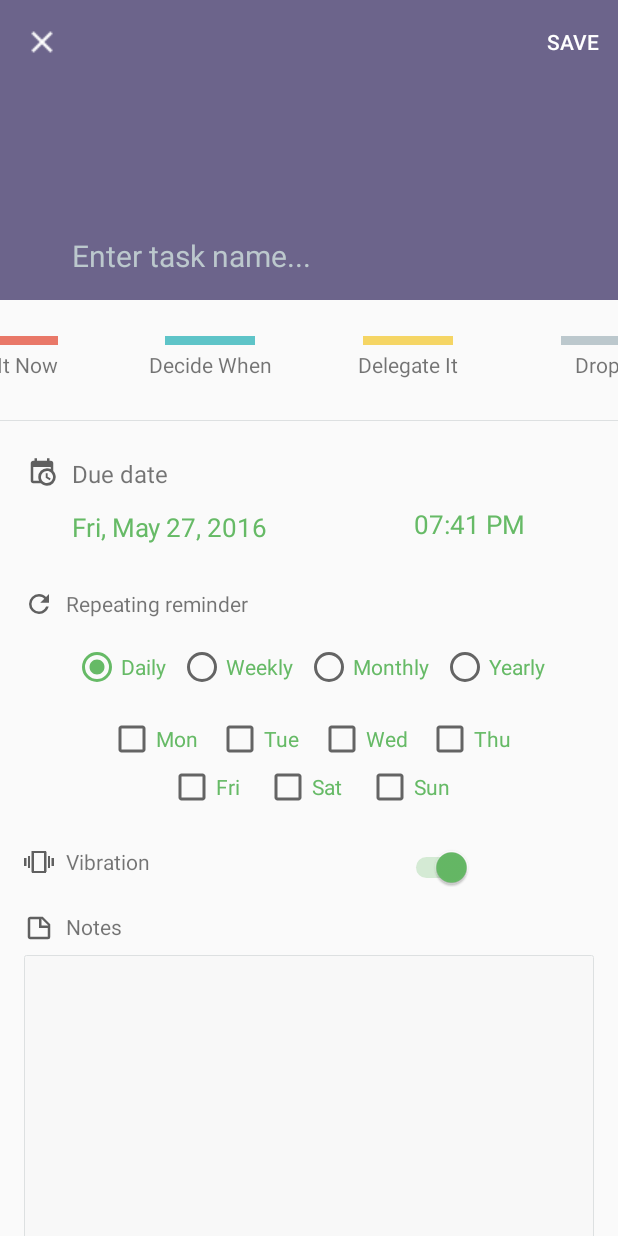
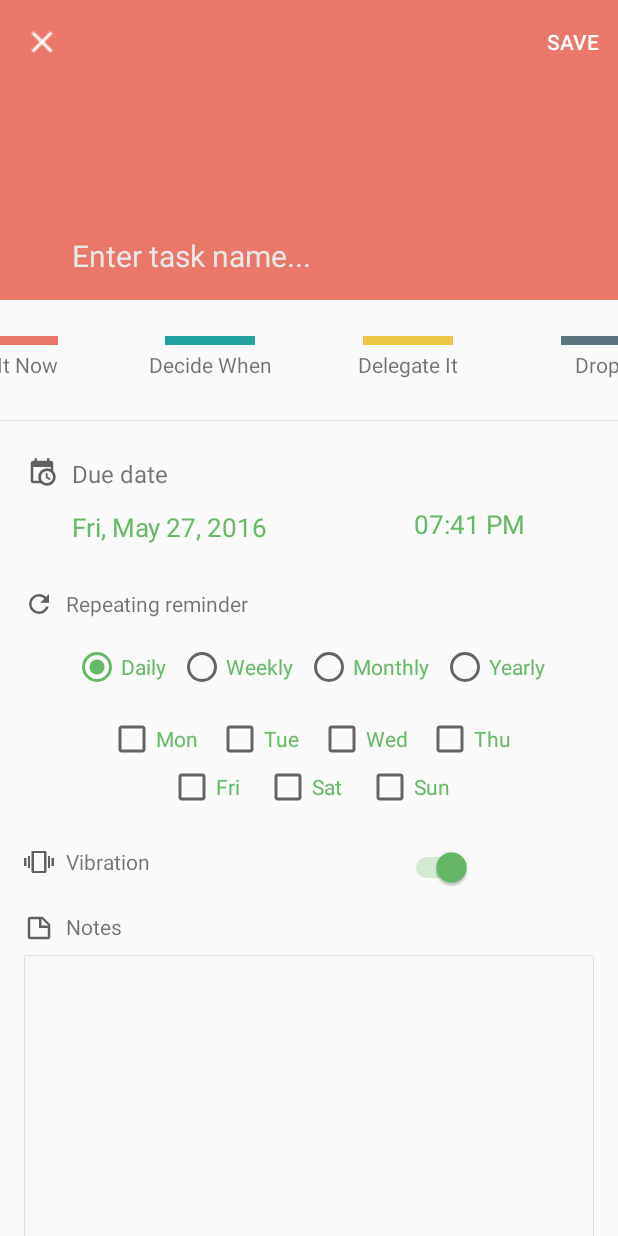
Before and after one commit to simbelmine/Capstone-Project, an Android app: the SingleTaskActivity screen opened directly, with no data from a screen before it, after a tap on an icon or button, on a phone screen of 412 x 824 dp. Run offline under Robolectric (Android 15) with nearby library versions, the phone set to English and light mode, and no system bars; our stand-ins replace ButterKnife.

Commit message:
feat: change Single Task Title color when priority is chosen

```diff
--- a/app/src/main/java/com/app/eisenflow/Task.java
+++ b/app/src/main/java/com/app/eisenflow/Task.java
@@ -5,20 +5,20 @@ package com.app.eisenflow;
  */
 public class Task {
     private long mId = -1;
-    private int mPriority;
+    private int mPriority = -1;
     private String mTitle;
     private String mDate;
     private String mTime;
-    private int mDateMillis;
-    private double mTotalDaysPeriod;
+    private int mDateMillis = -1;
+    private double mTotalDaysPeriod = -1;
     private String mReminderOccurrence;
     private String mReminderWhen;
     private String mReminderDate;
     private String mReminderTime;
     private String mNote;
-    private int mProgress;
-    private int isDone;
-    private int isVibrationEnabled;
+    private int mProgress = -1;
+    private int isDone = -1;
+    private int isVibrationEnabled = -1;
 
     public long getId() {
         return mId;
--- a/app/src/main/java/com/app/eisenflow/activities/SingleTaskActivity.java
+++ b/app/src/main/java/com/app/eisenflow/activities/SingleTaskActivity.java
@@ -1,20 +1,17 @@
 package com.app.eisenflow.activities;
 
+import android.animation.ValueAnimator;
 import android.os.Bundle;
 import android.support.annotation.Nullable;
 import android.support.design.widget.AppBarLayout;
-import android.support.design.widget.CollapsingToolbarLayout;
 import android.support.v7.app.AppCompatActivity;
 import android.support.v7.widget.Toolbar;
-import android.text.Editable;
-import android.text.TextWatcher;
-import android.util.Log;
 import android.view.Menu;
 import android.view.MenuItem;
-import android.view.View;
 import android.widget.CheckBox;
 import android.widget.EditText;
 import android.widget.FrameLayout;
+import android.widget.ImageView;
 import android.widget.RadioGroup;
 import android.widget.Switch;
 import android.widget.Toast;
@@ -22,6 +19,9 @@ import android.widget.Toast;
 import com.app.eisenflow.R;
 import com.app.eisenflow.Task;
 import com.app.eisenflow.utils.Utils;
+
+import java.util.HashMap;
+import java.util.Map;
 
 import butterknife.BindView;
 import butterknife.ButterKnife;
@@ -34,6 +34,7 @@ import butterknife.OnClick;
 public class SingleTaskActivity extends AppCompatActivity {
     @BindView(R.id.single_task_app_bar) AppBarLayout mAppBarLayout;
     @BindView(R.id.single_task_toolbar) Toolbar mToolbar;
+    @BindView(R.id.title_holder) ImageView mTitleHolder;
     @BindView(R.id.task_name) EditText mTaskTitle;
     @BindView(R.id.do_it_holder) FrameLayout mDoItHolder;
     @BindView(R.id.decide_holder) FrameLayout mDecideHolder;
@@ -52,7 +53,40 @@ public class SingleTaskActivity extends AppCompatActivity {
     @BindView(R.id.vibration_switch) Switch mVibrationSwitch;
     @BindView(R.id.note_edit_text) EditText mNoteEditText;
 
+    // Enum to set priority highest to lowest (1 to 4).
+    private enum Priority {
+        DEFAULT(0),
+        ONE(1),
+        TWO(2),
+        THREE(3),
+        FOUR(4);
+
+        private static Map map = new HashMap<>();
+        private int value;
+        Priority(int value) {
+            this.value = value;
+        }
+
+        static {
+            for (Priority pageType : Priority.values()) {
+                map.put(pageType.value, pageType);
+            }
+        }
+
+        public static Priority valueOf(int pageType) {
+            Priority priority = (Priority) map.get(pageType);
+            if (priority == null) {
+                return DEFAULT;
+            }
+            return priority ;
+        }
+
+        public int getValue() {
+            return value;
+        }
+    }
     private Task mTask;
+    private Priority mPriority;
 
     @Override
     protected void onCreate(@Nullable Bundle savedInstanceState) {
@@ -70,11 +104,35 @@ public class SingleTaskActivity extends AppCompatActivity {
 
     private void init() {
         mTask = new Task();
+        mPriority = Priority.DEFAULT;
     }
 
     @OnClick (R.id.do_it_holder)
     public void onClickDoItHolder() {
-        Toast.makeText(SingleTaskActivity.this, "DO It...", Toast.LENGTH_LONG).show();
+        mPriority = Priority.ONE;
+        setBgPriorityColor();
+        mTask.setPriority(Priority.ONE.getValue());
+    }
+
+    @OnClick (R.id.decide_holder)
+    public void onClickDecideHolder() {
+        mPriority = Priority.TWO;
+        setBgPriorityColor();
+        mTask.setPriority(Priority.TWO.getValue());
+    }
+
+    @OnClick (R.id.delegate_holder)
+    public void onClickDelegateHolder() {
+        mPriority = Priority.THREE;
+        setBgPriorityColor();
+        mTask.setPriority(Priority.THREE.getValue());
+    }
+
+    @OnClick (R.id.dump_it_holder)
+    public void onClickDumpItHolder() {
+        mPriority = Priority.FOUR;
+        setBgPriorityColor();
+        mTask.setPriority(Priority.FOUR.getValue());
     }
 
     @Override
@@ -101,4 +159,54 @@ public class SingleTaskActivity extends AppCompatActivity {
         return true;
     }
 
+    private void setBgPriorityColor() {
+        switch (mPriority) {
+            case ONE:
+                setBackgroundWithAnimation();
+                break;
+            case TWO:
+                setBackgroundWithAnimation();
+                break;
+            case THREE:
+                setBackgroundWithAnimation();
+                break;
+            case FOUR:
+                setBackgroundWithAnimation();
+                break;
+        }
+    }
+
+    private void setBackgroundWithAnimation() {
+        final int priority = mTask.getPriority();
+        final int fromColor = getBackgroundColorByPriority(Priority.valueOf(priority));
+        final int toColor = getBackgroundColorByPriority(mPriority);
+
+        ValueAnimator anim = ValueAnimator.ofFloat(0f, 1f);
+        anim.addUpdateListener(new ValueAnimator.AnimatorUpdateListener() {
+            @Override
+            public void onAnimationUpdate(ValueAnimator animation) {
+                float position = animation.getAnimatedFraction();
+                int blended = Utils.blendColors(getResources().getColor(fromColor), getResources().getColor(toColor), position);
+
+                // Apply blended color to the view.
+                mTitleHolder.setBackgroundColor(blended);
+            }
+        });
+        anim.start();
+    }
+
+    private int getBackgroundColorByPriority(Priority priority) {
+        switch (priority) {
+            case ONE:
+                return R.color.firstQuadrant;
+            case TWO:
+                return R.color.secondQuadrant;
+            case THREE:
+                return R.color.thirdQuadrant;
+            case FOUR:
+                return R.color.fourthQuadrant;
+            default:
+                return R.color.default_title_holder;
+        }
+    }
 }
--- a/app/src/main/java/com/app/eisenflow/utils/Utils.java
+++ b/app/src/main/java/com/app/eisenflow/utils/Utils.java
@@ -2,6 +2,7 @@ package com.app.eisenflow.utils;
 
 import android.content.Context;
 import android.content.SharedPreferences;
+import android.graphics.Color;
 
 import static com.app.eisenflow.activities.LaunchActivity.PREF_FIRST_TIME_USER;
 
@@ -27,4 +28,14 @@ public class Utils {
     public static boolean isFirstTimeUser(Context context) {
         return readSharedBooleanSetting(context, PREF_FIRST_TIME_USER, true);
     }
+
+    public static int blendColors(int from, int to, float ratio) {
+        final float inverseRatio = 1.0f - ratio;
+
+        final float r = Color.red(to) * ratio + Color.red(from) * inverseRatio;
+        final float g = Color.green(to) * ratio + Color.green(from) * inverseRatio;
+        final float b = Color.blue(to) * ratio + Color.blue(from) * inverseRatio;
+
+        return Color.rgb((int) r, (int) g, (int) b);
+    }
 }
--- a/app/src/main/res/layout/activity_single_task.xml
+++ b/app/src/main/res/layout/activity_single_task.xml
@@ -34,10 +34,10 @@
                     android:id="@+id/title_holder"
                     android:layout_width="0dp"
                     android:layout_height="200dp"
+                    android:background="@color/default_title_holder"
                     app:layout_constraintEnd_toEndOf="parent"
                     app:layout_constraintStart_toStartOf="parent"
-                    app:layout_constraintTop_toTopOf="parent"
-                    app:srcCompat="@color/green" />
+                    app:layout_constraintTop_toTopOf="parent" />
 
                 <EditText
                     android:id="@+id/task_name"
@@ -54,7 +54,7 @@
                     android:paddingEnd="16dp"
                     android:paddingRight="16dp"
                     android:textColor="@color/white"
-                    android:textColorHint="@color/fourthQuadrant"
+                    android:textColorHint="@color/hint_color"
                     android:textSize="20sp"
                     app:layout_constraintBottom_toBottomOf="@+id/title_holder"
                     app:layout_constraintLeft_toLeftOf="parent"
--- a/app/src/main/res/values/color.xml
+++ b/app/src/main/res/values/color.xml
@@ -25,13 +25,18 @@
     <color name="one">#0C374D</color>
     <color name="two">#403F63</color>
 
+    <!-- Quadrants -->
     <color name="firstQuadrant">#e97868</color>
-    <color name="secondQuadrant">#5ec4c8</color>
-    <color name="thirdQuadrant">#f5d564</color>
-    <color name="fourthQuadrant">#bcc8cd</color>
+    <color name="secondQuadrant">#20A39E</color>
+    <color name="thirdQuadrant">#EEC643</color>
+    <color name="fourthQuadrant">#5D737E</color>
+
+    <!-- SIngle Task Activity -->
     <color name="splashscreen_bg">#4A4A4A</color>
     <color name="splascreen_text1">#9B9B9B</color>
     <color name="splash_screen_header_text">#414749</color>
     <color name="divider_border">#dde0e1</color>
     <color name="gray_transparent">#036a7275</color>
+    <color name="hint_color">#E8E8E8</color>
+    <color name="default_title_holder">#6c648b</color>
 </resources>
```
